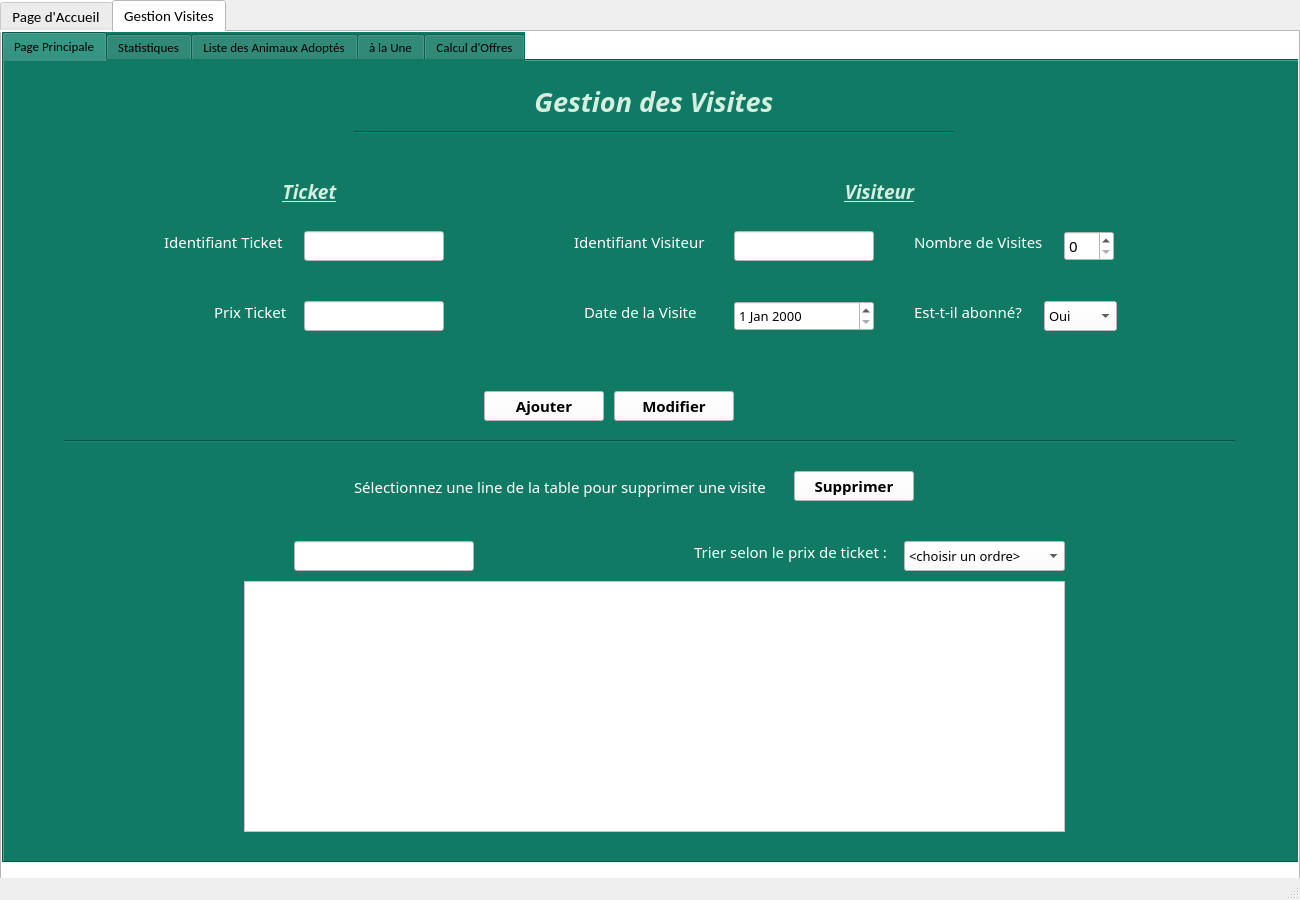
Qt form gestionVisites/mainwindow.ui (SarraGha/Smart_Park_2A19) before a commit.
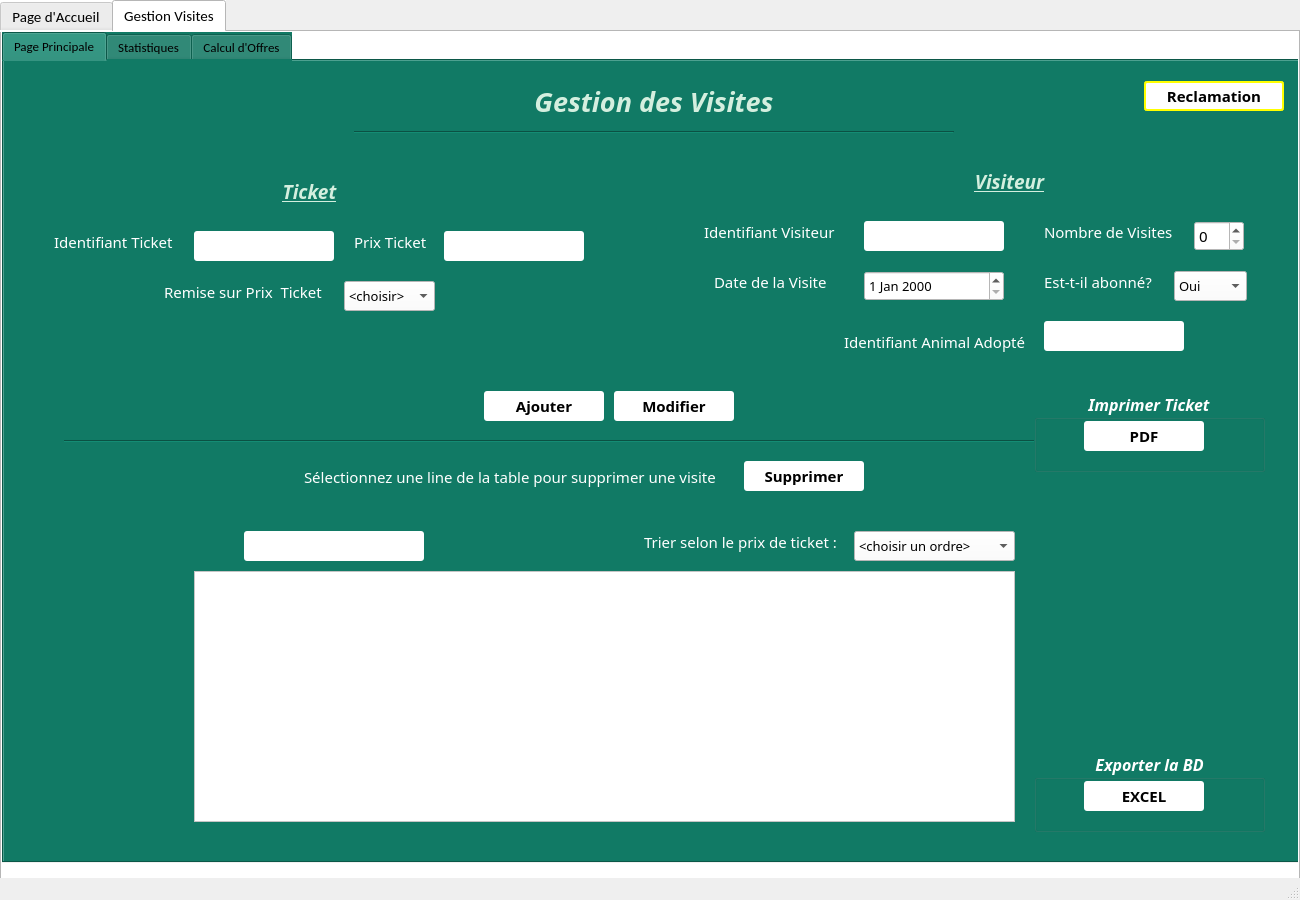
The same form after that commit. Icons and pictures are not drawn.

Commit message: PFD + EXCEL + Offre

Diff of the .ui file:
```diff
--- a/gestionVisites/mainwindow.ui
+++ b/gestionVisites/mainwindow.ui
@@ -302,7 +302,7 @@
        <widget class="QLabel" name="texteIdentifiantTicket">
         <property name="geometry">
          <rect>
-          <x>160</x>
+          <x>50</x>
           <y>170</y>
           <width>121</width>
           <height>21</height>
@@ -324,7 +324,7 @@
        <widget class="QLineEdit" name="lineEdit_IdentifiantTicket">
         <property name="geometry">
          <rect>
-          <x>300</x>
+          <x>190</x>
           <y>170</y>
           <width>140</width>
           <height>30</height>
@@ -337,7 +337,8 @@
          </font>
         </property>
         <property name="styleSheet">
-         <string notr="true">background-color: rgb(255, 255, 255);</string>
+         <string notr="true">background-color: rgb(255, 255, 255);
+border-radius: 3px;</string>
         </property>
         <property name="inputMethodHints">
          <set>Qt::ImhNone</set>
@@ -346,8 +347,8 @@
        <widget class="QLabel" name="textePrixTicket">
         <property name="geometry">
          <rect>
-          <x>210</x>
-          <y>240</y>
+          <x>350</x>
+          <y>170</y>
           <width>81</width>
           <height>21</height>
          </rect>
@@ -368,8 +369,8 @@
        <widget class="QLineEdit" name="lineEdit_PrixTicket">
         <property name="geometry">
          <rect>
-          <x>300</x>
-          <y>240</y>
+          <x>440</x>
+          <y>170</y>
           <width>140</width>
           <height>30</height>
          </rect>
@@ -381,7 +382,8 @@
          </font>
         </property>
         <property name="styleSheet">
-         <string notr="true">background-color: rgb(255, 255, 255);</string>
+         <string notr="true">background-color: rgb(255, 255, 255);
+border-radius: 3px;</string>
         </property>
         <property name="inputMethodHints">
          <set>Qt::ImhNone</set>
@@ -390,8 +392,8 @@
        <widget class="QLabel" name="texteIdnetifiantVisiteur">
         <property name="geometry">
          <rect>
-          <x>570</x>
-          <y>170</y>
+          <x>700</x>
+          <y>160</y>
           <width>141</width>
           <height>21</height>
          </rect>
@@ -412,8 +414,8 @@
        <widget class="QLineEdit" name="lineEdit_IdentifiantVisiteur">
         <property name="geometry">
          <rect>
-          <x>730</x>
-          <y>170</y>
+          <x>860</x>
+          <y>160</y>
           <width>140</width>
           <height>30</height>
          </rect>
@@ -425,7 +427,8 @@
          </font>
         </property>
         <property name="styleSheet">
-         <string notr="true">background-color: rgb(255, 255, 255);</string>
+         <string notr="true">background-color: rgb(255, 255, 255);
+border-radius: 3px;</string>
         </property>
         <property name="inputMethodHints">
          <set>Qt::ImhNone</set>
@@ -434,8 +437,8 @@
        <widget class="QLabel" name="texteNbrVisites">
         <property name="geometry">
          <rect>
-          <x>910</x>
-          <y>170</y>
+          <x>1040</x>
+          <y>160</y>
           <width>131</width>
           <height>21</height>
          </rect>
@@ -456,8 +459,8 @@
        <widget class="QLabel" name="texteVisiteur">
         <property name="geometry">
          <rect>
-          <x>830</x>
-          <y>120</y>
+          <x>960</x>
+          <y>110</y>
           <width>91</width>
           <height>21</height>
          </rect>
@@ -492,8 +495,8 @@
        <widget class="QSpinBox" name="spinBox_nbrVisites">
         <property name="geometry">
          <rect>
-          <x>1060</x>
-          <y>170</y>
+          <x>1190</x>
+          <y>160</y>
           <width>50</width>
           <height>30</height>
          </rect>
@@ -511,8 +514,8 @@
        <widget class="QDateEdit" name="dateEdit_dateVisite">
         <property name="geometry">
          <rect>
-          <x>730</x>
-          <y>240</y>
+          <x>860</x>
+          <y>210</y>
           <width>140</width>
           <height>30</height>
          </rect>
@@ -530,8 +533,8 @@
        <widget class="QLabel" name="texteDateVisite">
         <property name="geometry">
          <rect>
-          <x>580</x>
-          <y>240</y>
+          <x>710</x>
+          <y>210</y>
           <width>141</width>
           <height>21</height>
          </rect>
@@ -552,8 +555,8 @@
        <widget class="QComboBox" name="comboBox_abonnement">
         <property name="geometry">
          <rect>
-          <x>1040</x>
-          <y>240</y>
+          <x>1170</x>
+          <y>210</y>
           <width>73</width>
           <height>30</height>
          </rect>
@@ -581,8 +584,8 @@
        <widget class="QLabel" name="texteAbonnement">
         <property name="geometry">
          <rect>
-          <x>910</x>
-          <y>240</y>
+          <x>1040</x>
+          <y>210</y>
           <width>121</width>
           <height>21</height>
          </rect>
@@ -603,8 +606,8 @@
        <widget class="QTableView" name="tableView_BD">
         <property name="geometry">
          <rect>
-          <x>240</x>
-          <y>520</y>
+          <x>190</x>
+          <y>510</y>
           <width>821</width>
           <height>251</height>
          </rect>
@@ -616,8 +619,8 @@
        <widget class="QLineEdit" name="lineEdit_rechercher">
         <property name="geometry">
          <rect>
-          <x>290</x>
-          <y>480</y>
+          <x>240</x>
+          <y>470</y>
           <width>180</width>
           <height>30</height>
          </rect>
@@ -629,7 +632,8 @@
          </font>
         </property>
         <property name="styleSheet">
-         <string notr="true">background-color: rgb(255, 255, 255);</string>
+         <string notr="true">background-color: rgb(255, 255, 255);
+border-radius: 3px;</string>
         </property>
         <property name="inputMethodHints">
          <set>Qt::ImhNone</set>
@@ -641,8 +645,8 @@
        <widget class="QComboBox" name="comboBox_trier">
         <property name="geometry">
          <rect>
-          <x>900</x>
-          <y>480</y>
+          <x>850</x>
+          <y>470</y>
           <width>161</width>
           <height>30</height>
          </rect>
@@ -694,6 +698,7 @@
         </property>
         <property name="styleSheet">
          <string notr="true">background-color: rgb(255, 255, 255);
+border-radius: 3px;
 </string>
         </property>
         <property name="text">
@@ -703,6 +708,15 @@
          <iconset>
           <normaloff>../../../icone/1x/+.png</normaloff>../../../icone/1x/+.png</iconset>
         </property>
+        <property name="iconSize">
+         <size>
+          <width>20</width>
+          <height>20</height>
+         </size>
+        </property>
+        <property name="flat">
+         <bool>false</bool>
+        </property>
        </widget>
        <widget class="QPushButton" name="pushButton_Modifier">
         <property name="geometry">
@@ -726,7 +740,7 @@
         </property>
         <property name="styleSheet">
          <string notr="true">background-color: rgb(255, 255, 255);
-</string>
+border-radius: 3px;</string>
         </property>
         <property name="text">
          <string>Modifier</string>
@@ -735,12 +749,18 @@
          <iconset>
           <normaloff>../../../icone/1x/mise à jour.png</normaloff>../../../icone/1x/mise à jour.png</iconset>
         </property>
+        <property name="iconSize">
+         <size>
+          <width>20</width>
+          <height>20</height>
+         </size>
+        </property>
        </widget>
        <widget class="QLabel" name="texteSupprimer">
         <property name="geometry">
          <rect>
-          <x>350</x>
-          <y>410</y>
+          <x>300</x>
+          <y>400</y>
           <width>431</width>
           <height>31</height>
          </rect>
@@ -761,8 +781,8 @@
        <widget class="QPushButton" name="pushButton_Supprimer">
         <property name="geometry">
          <rect>
-          <x>790</x>
-          <y>410</y>
+          <x>740</x>
+          <y>400</y>
           <width>120</width>
           <height>30</height>
          </rect>
@@ -780,6 +800,7 @@
         </property>
         <property name="styleSheet">
          <string notr="true">background-color: rgb(255, 255, 255);
+border-radius: 3px;
 </string>
         </property>
         <property name="text">
@@ -789,12 +810,18 @@
          <iconset>
           <normaloff>../../../icone/1x/-.png</normaloff>../../../icone/1x/-.png</iconset>
         </property>
+        <property name="iconSize">
+         <size>
+          <width>20</width>
+          <height>20</height>
+         </size>
+        </property>
        </widget>
        <widget class="QLabel" name="label_2">
         <property name="geometry">
          <rect>
-          <x>250</x>
-          <y>480</y>
+          <x>200</x>
+          <y>470</y>
           <width>31</width>
           <height>31</height>
          </rect>
@@ -822,8 +849,8 @@
        <widget class="QLabel" name="textePrixTicket_2">
         <property name="geometry">
          <rect>
-          <x>690</x>
-          <y>480</y>
+          <x>640</x>
+          <y>470</y>
           <width>201</width>
           <height>21</height>
          </rect>
@@ -841,22 +868,290 @@
          <string>Trier selon le prix de ticket :</string>
         </property>
        </widget>
+       <widget class="QLineEdit" name="lineEdit_IdentifiantAnimal">
+        <property name="geometry">
+         <rect>
+          <x>1040</x>
+          <y>260</y>
+          <width>140</width>
+          <height>30</height>
+         </rect>
+        </property>
+        <property name="font">
+         <font>
+          <family>Calibri Light</family>
+          <pointsize>11</pointsize>
+         </font>
+        </property>
+        <property name="styleSheet">
+         <string notr="true">background-color: rgb(255, 255, 255);
+border-radius: 3px;</string>
+        </property>
+        <property name="inputMethodHints">
+         <set>Qt::ImhNone</set>
+        </property>
+       </widget>
+       <widget class="QLabel" name="texteIdAnimal">
+        <property name="geometry">
+         <rect>
+          <x>840</x>
+          <y>270</y>
+          <width>191</width>
+          <height>21</height>
+         </rect>
+        </property>
+        <property name="font">
+         <font>
+          <family>Calibri Light</family>
+          <pointsize>11</pointsize>
+         </font>
+        </property>
+        <property name="styleSheet">
+         <string notr="true">color: rgb(255, 255, 255);</string>
+        </property>
+        <property name="text">
+         <string>Identifiant Animal Adopté</string>
+        </property>
+       </widget>
+       <widget class="QGroupBox" name="groupBox">
+        <property name="geometry">
+         <rect>
+          <x>1030</x>
+          <y>330</y>
+          <width>231</width>
+          <height>81</height>
+         </rect>
+        </property>
+        <property name="font">
+         <font>
+          <family>Calibri Light</family>
+          <pointsize>12</pointsize>
+          <weight>75</weight>
+          <italic>true</italic>
+          <bold>true</bold>
+         </font>
+        </property>
+        <property name="styleSheet">
+         <string notr="true">color: rgb(255, 255, 255);</string>
+        </property>
+        <property name="title">
+         <string>Imprimer Ticket</string>
+        </property>
+        <property name="alignment">
+         <set>Qt::AlignCenter</set>
+        </property>
+        <widget class="QPushButton" name="genererPDF">
+         <property name="geometry">
+          <rect>
+           <x>50</x>
+           <y>30</y>
+           <width>120</width>
+           <height>30</height>
+          </rect>
+         </property>
+         <property name="font">
+          <font>
+           <family>Calibri Light</family>
+           <pointsize>11</pointsize>
+           <weight>75</weight>
+           <bold>true</bold>
+          </font>
+         </property>
+         <property name="styleSheet">
+          <string notr="true">background-color: rgb(255, 255, 255);
+color: rgb(0, 0, 0);
+border-radius: 3px;
+</string>
+         </property>
+         <property name="text">
+          <string>PDF</string>
+         </property>
+         <property name="icon">
+          <iconset>
+           <normaloff>../../../icone/1x/pdf.png</normaloff>../../../icone/1x/pdf.png</iconset>
+         </property>
+         <property name="iconSize">
+          <size>
+           <width>30</width>
+           <height>30</height>
+          </size>
+         </property>
+        </widget>
+       </widget>
+       <widget class="QGroupBox" name="ExporterBD">
+        <property name="geometry">
+         <rect>
+          <x>1030</x>
+          <y>690</y>
+          <width>231</width>
+          <height>81</height>
+         </rect>
+        </property>
+        <property name="font">
+         <font>
+          <family>Calibri Light</family>
+          <pointsize>12</pointsize>
+          <weight>75</weight>
+          <italic>true</italic>
+          <bold>true</bold>
+         </font>
+        </property>
+        <property name="styleSheet">
+         <string notr="true">color: rgb(255, 255, 255);</string>
+        </property>
+        <property name="title">
+         <string>Exporter la BD</string>
+        </property>
+        <property name="alignment">
+         <set>Qt::AlignCenter</set>
+        </property>
+        <widget class="QPushButton" name="genererEXCEL">
+         <property name="geometry">
+          <rect>
+           <x>50</x>
+           <y>30</y>
+           <width>120</width>
+           <height>30</height>
+          </rect>
+         </property>
+         <property name="font">
+          <font>
+           <family>Calibri Light</family>
+           <pointsize>11</pointsize>
+           <weight>75</weight>
+           <bold>true</bold>
+          </font>
+         </property>
+         <property name="styleSheet">
+          <string notr="true">background-color: rgb(255, 255, 255);
+color: rgb(0, 0, 0);
+border-radius: 3px;
+</string>
+         </property>
+         <property name="text">
+          <string>EXCEL</string>
+         </property>
+         <property name="icon">
+          <iconset>
+           <normaloff>../../../icone/1x/EXCEL.png</normaloff>../../../icone/1x/EXCEL.png</iconset>
+         </property>
+         <property name="iconSize">
+          <size>
+           <width>20</width>
+           <height>20</height>
+          </size>
+         </property>
+        </widget>
+       </widget>
+       <widget class="QPushButton" name="pushButton_Reclamation">
+        <property name="geometry">
+         <rect>
+          <x>1140</x>
+          <y>20</y>
+          <width>140</width>
+          <height>30</height>
+         </rect>
+        </property>
+        <property name="font">
+         <font>
+          <family>Calibri Light</family>
+          <pointsize>11</pointsize>
+          <weight>75</weight>
+          <bold>true</bold>
+         </font>
+        </property>
+        <property name="cursor">
+         <cursorShape>PointingHandCursor</cursorShape>
+        </property>
+        <property name="styleSheet">
+         <string notr="true">background-color: rgb(255, 255, 255);
+border: 2px solid yellow;
+border-radius: 3px;
+</string>
+        </property>
+        <property name="text">
+         <string>Reclamation</string>
+        </property>
+        <property name="icon">
+         <iconset>
+          <normaloff>../../../icone/1x/exclamation.png</normaloff>../../../icone/1x/exclamation.png</iconset>
+        </property>
+        <property name="flat">
+         <bool>false</bool>
+        </property>
+       </widget>
+       <widget class="QLabel" name="texteRemise">
+        <property name="geometry">
+         <rect>
+          <x>160</x>
+          <y>220</y>
+          <width>171</width>
+          <height>21</height>
+         </rect>
+        </property>
+        <property name="font">
+         <font>
+          <family>Calibri Light</family>
+          <pointsize>11</pointsize>
+         </font>
+        </property>
+        <property name="styleSheet">
+         <string notr="true">color: rgb(255, 255, 255);</string>
+        </property>
+        <property name="text">
+         <string>Remise sur Prix  Ticket</string>
+        </property>
+       </widget>
+       <widget class="QComboBox" name="comboBox_Remise">
+        <property name="geometry">
+         <rect>
+          <x>340</x>
+          <y>220</y>
+          <width>91</width>
+          <height>30</height>
+         </rect>
+        </property>
+        <property name="font">
+         <font>
+          <family>Calibri Light</family>
+          <pointsize>10</pointsize>
+         </font>
+        </property>
+        <property name="styleSheet">
+         <string notr="true">background-color: rgb(255, 255, 255);</string>
+        </property>
+        <item>
+         <property name="text">
+          <string>&lt;choisir&gt;</string>
+         </property>
+        </item>
+        <item>
+         <property name="text">
+          <string>10%</string>
+         </property>
+        </item>
+        <item>
+         <property name="text">
+          <string>20%</string>
+         </property>
+        </item>
+        <item>
+         <property name="text">
+          <string>30%</string>
+         </property>
+        </item>
+        <item>
+         <property name="text">
+          <string>50%</string>
+         </property>
+        </item>
+       </widget>
       </widget>
       <widget class="QWidget" name="tab_Statistiques">
        <attribute name="title">
         <string>Statistiques</string>
        </attribute>
       </widget>
-      <widget class="QWidget" name="tab_liste">
-       <attribute name="title">
-        <string>Liste des Animaux Adoptés</string>
-       </attribute>
-      </widget>
-      <widget class="QWidget" name="tab_laUne">
-       <attribute name="title">
-        <string>à la Une</string>
-       </attribute>
-      </widget>
       <widget class="QWidget" name="tab_offres">
        <attribute name="title">
         <string>Calcul d'Offres</string>
```
Left out of the diff: 181 changed lines with no effect on the pictures. The commit also changes 8 other files.
